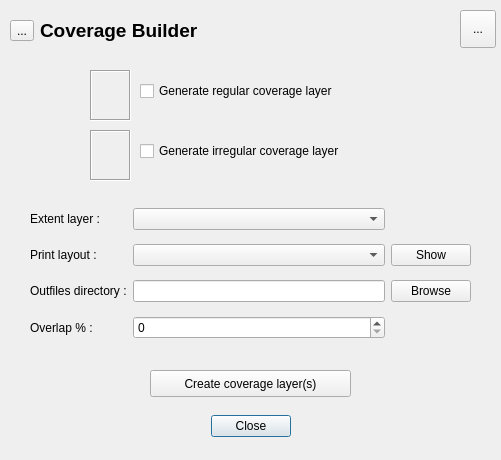
First picture: the form in ui_coveragebuilder.ui, repository AlisterH/coveragebuilder, before the edit.
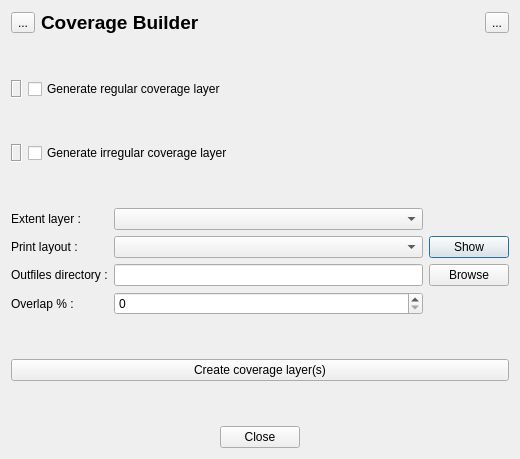
Second picture: the form after the edit. Icons and pictures are not drawn. Custom widgets are drawn as their Qt base class.

What changed in the file:
```diff
--- a/ui_coveragebuilder.ui
+++ b/ui_coveragebuilder.ui
@@ -9,8 +9,8 @@
    <rect>
     <x>0</x>
     <y>0</y>
-    <width>501</width>
-    <height>460</height>
+    <width>520</width>
+    <height>459</height>
    </rect>
   </property>
   <property name="focusPolicy">
@@ -19,215 +19,10 @@
   <property name="windowTitle">
    <string>Coverage Builder</string>
   </property>
-  <widget class="QDialogButtonBox" name="buttonBox">
-   <property name="geometry">
-    <rect>
-     <x>150</x>
-     <y>410</y>
-     <width>201</width>
-     <height>32</height>
-    </rect>
-   </property>
-   <property name="orientation">
-    <enum>Qt::Horizontal</enum>
-   </property>
-   <property name="standardButtons">
-    <set>QDialogButtonBox::Close</set>
-   </property>
-   <property name="centerButtons">
-    <bool>true</bool>
-   </property>
-  </widget>
-  <widget class="QLabel" name="lblGrille">
-   <property name="geometry">
-    <rect>
-     <x>90</x>
-     <y>70</y>
-     <width>41</width>
-     <height>51</height>
-    </rect>
-   </property>
-   <property name="frameShape">
-    <enum>QFrame::Box</enum>
-   </property>
-   <property name="frameShadow">
-    <enum>QFrame::Sunken</enum>
-   </property>
-   <property name="lineWidth">
-    <number>1</number>
-   </property>
-   <property name="midLineWidth">
-    <number>0</number>
-   </property>
-   <property name="text">
-    <string/>
-   </property>
-   <property name="pixmap">
-    <pixmap resource="resources.qrc">:/plugins/coveragebuilder/grille.png</pixmap>
-   </property>
-   <property name="scaledContents">
-    <bool>true</bool>
-   </property>
-  </widget>
-  <widget class="QWidget" name="gridLayoutWidget">
-   <property name="geometry">
-    <rect>
-     <x>30</x>
-     <y>200</y>
-     <width>441</width>
-     <height>150</height>
-    </rect>
-   </property>
-   <layout class="QGridLayout" name="gridLayout">
-    <item row="4" column="3">
-     <widget class="QPushButton" name="btnBrowse">
-      <property name="text">
-       <string>Browse</string>
-      </property>
-     </widget>
-    </item>
-    <item row="4" column="2">
-     <widget class="QLineEdit" name="lieOutDir">
-      <property name="text">
-       <string/>
-      </property>
-     </widget>
-    </item>
-    <item row="1" column="0">
-     <widget class="QLabel" name="lblComp">
-      <property name="text">
-       <string>Print layout :</string>
-      </property>
-     </widget>
-    </item>
-    <item row="1" column="2">
-     <widget class="QComboBox" name="cbbComp"/>
-    </item>
-    <item row="5" column="0">
-     <widget class="QLabel" name="lblOverlap">
-      <property name="text">
-       <string>Overlap % :</string>
-      </property>
-     </widget>
-    </item>
-    <item row="1" column="3">
-     <widget class="QPushButton" name="btnShow">
-      <property name="text">
-       <string>Show</string>
-      </property>
-     </widget>
-    </item>
+  <layout class="QGridLayout" name="gridLayout_2">
     <item row="0" column="0">
-     <widget class="QLabel" name="lblInLayer">
-      <property name="text">
-       <string>Extent layer :</string>
-      </property>
-     </widget>
-    </item>
-    <item row="4" column="0">
-     <widget class="QLabel" name="lblOutDir">
-      <property name="text">
-       <string>Outfiles directory :</string>
-      </property>
-     </widget>
-    </item>
-    <item row="5" column="2">
-     <widget class="QSpinBox" name="overlapInp">
-      <property name="maximum">
-       <number>50</number>
-      </property>
-      <property name="singleStep">
-       <number>5</number>
-      </property>
-      <property name="value">
-       <number>0</number>
-      </property>
-     </widget>
-    </item>
-    <item row="0" column="2">
-     <widget class="QgsMapLayerComboBox" name="cbbInLayer"/>
-    </item>
-   </layout>
-  </widget>
-  <widget class="QPushButton" name="btnCreerSyno">
-   <property name="geometry">
-    <rect>
-     <x>150</x>
-     <y>370</y>
-     <width>201</width>
-     <height>27</height>
-    </rect>
-   </property>
-   <property name="text">
-    <string>Create coverage layer(s)</string>
-   </property>
-  </widget>
-  <widget class="QCheckBox" name="chkGrille">
-   <property name="geometry">
-    <rect>
-     <x>140</x>
-     <y>80</y>
-     <width>351</width>
-     <height>22</height>
-    </rect>
-   </property>
-   <property name="text">
-    <string>Generate regular coverage layer</string>
-   </property>
-  </widget>
-  <widget class="QCheckBox" name="chkDyn">
-   <property name="geometry">
-    <rect>
-     <x>140</x>
-     <y>140</y>
-     <width>251</width>
-     <height>22</height>
-    </rect>
-   </property>
-   <property name="text">
-    <string>Generate irregular coverage layer</string>
-   </property>
-  </widget>
-  <widget class="QLabel" name="lblDyn">
-   <property name="geometry">
-    <rect>
-     <x>90</x>
-     <y>130</y>
-     <width>41</width>
-     <height>51</height>
-    </rect>
-   </property>
-   <property name="frameShape">
-    <enum>QFrame::Box</enum>
-   </property>
-   <property name="frameShadow">
-    <enum>QFrame::Sunken</enum>
-   </property>
-   <property name="lineWidth">
-    <number>1</number>
-   </property>
-   <property name="midLineWidth">
-    <number>0</number>
-   </property>
-   <property name="text">
-    <string/>
-   </property>
-   <property name="pixmap">
-    <pixmap resource="resources.qrc">:/plugins/coveragebuilder/grille_dyn.png</pixmap>
-   </property>
-   <property name="scaledContents">
-    <bool>true</bool>
-   </property>
-  </widget>
-  <widget class="QWidget" name="horizontalLayoutWidget">
-   <property name="geometry">
-    <rect>
-     <x>10</x>
-     <y>0</y>
-     <width>371</width>
-     <height>61</height>
-    </rect>
-   </property>
+    <layout class="QVBoxLayout" name="verticalLayout_3">
+     <item>
    <layout class="QHBoxLayout" name="horizontalLayout">
     <item>
      <widget class="QToolButton" name="aboutButton">
@@ -282,20 +77,11 @@
       </property>
      </widget>
     </item>
-   </layout>
-  </widget>
+       <item>
   <widget class="QToolButton" name="helpButton">
    <property name="enabled">
     <bool>true</bool>
    </property>
-   <property name="geometry">
-    <rect>
-     <x>460</x>
-     <y>10</y>
-     <width>36</width>
-     <height>38</height>
-    </rect>
-   </property>
    <property name="sizePolicy">
     <sizepolicy hsizetype="Fixed" vsizetype="Fixed">
      <horstretch>0</horstretch>
@@ -325,6 +111,253 @@
     </size>
    </property>
   </widget>
+       </item>
+      </layout>
+     </item>
+     <item>
+      <spacer name="verticalSpacer">
+       <property name="orientation">
+        <enum>Qt::Vertical</enum>
+       </property>
+       <property name="sizeHint" stdset="0">
+        <size>
+         <width>20</width>
+         <height>40</height>
+        </size>
+       </property>
+      </spacer>
+     </item>
+     <item>
+      <layout class="QHBoxLayout" name="horizontalLayout_6">
+       <item>
+        <widget class="QLabel" name="lblGrille">
+         <property name="sizePolicy">
+          <sizepolicy hsizetype="Fixed" vsizetype="Fixed">
+           <horstretch>0</horstretch>
+           <verstretch>0</verstretch>
+          </sizepolicy>
+         </property>
+         <property name="frameShape">
+          <enum>QFrame::Box</enum>
+         </property>
+         <property name="frameShadow">
+          <enum>QFrame::Sunken</enum>
+         </property>
+         <property name="lineWidth">
+          <number>1</number>
+         </property>
+         <property name="midLineWidth">
+          <number>0</number>
+         </property>
+         <property name="text">
+          <string/>
+         </property>
+         <property name="pixmap">
+          <pixmap resource="resources.qrc">:/plugins/coveragebuilder/grille.png</pixmap>
+         </property>
+         <property name="scaledContents">
+          <bool>true</bool>
+         </property>
+        </widget>
+       </item>
+       <item>
+        <widget class="QCheckBox" name="chkGrille">
+         <property name="text">
+          <string>Generate regular coverage layer</string>
+         </property>
+        </widget>
+       </item>
+      </layout>
+     </item>
+     <item>
+      <spacer name="verticalSpacer_2">
+       <property name="orientation">
+        <enum>Qt::Vertical</enum>
+       </property>
+       <property name="sizeHint" stdset="0">
+        <size>
+         <width>20</width>
+         <height>40</height>
+        </size>
+       </property>
+      </spacer>
+     </item>
+     <item>
+      <layout class="QHBoxLayout" name="horizontalLayout_5">
+       <item>
+        <widget class="QLabel" name="lblDyn_2">
+         <property name="sizePolicy">
+          <sizepolicy hsizetype="Fixed" vsizetype="Fixed">
+           <horstretch>0</horstretch>
+           <verstretch>0</verstretch>
+          </sizepolicy>
+         </property>
+         <property name="frameShape">
+          <enum>QFrame::Box</enum>
+         </property>
+         <property name="frameShadow">
+          <enum>QFrame::Sunken</enum>
+         </property>
+         <property name="lineWidth">
+          <number>1</number>
+         </property>
+         <property name="midLineWidth">
+          <number>0</number>
+         </property>
+         <property name="text">
+          <string/>
+         </property>
+         <property name="pixmap">
+          <pixmap resource="resources.qrc">:/plugins/coveragebuilder/grille_dyn.png</pixmap>
+         </property>
+         <property name="scaledContents">
+          <bool>true</bool>
+         </property>
+        </widget>
+       </item>
+       <item>
+        <widget class="QCheckBox" name="chkDyn_2">
+         <property name="text">
+          <string>Generate irregular coverage layer</string>
+         </property>
+        </widget>
+       </item>
+      </layout>
+     </item>
+     <item>
+      <spacer name="verticalSpacer_3">
+       <property name="orientation">
+        <enum>Qt::Vertical</enum>
+       </property>
+       <property name="sizeHint" stdset="0">
+        <size>
+         <width>20</width>
+         <height>40</height>
+        </size>
+       </property>
+      </spacer>
+     </item>
+     <item>
+      <layout class="QGridLayout" name="gridLayout">
+       <item row="5" column="2">
+        <widget class="QSpinBox" name="overlapInp">
+         <property name="maximum">
+          <number>50</number>
+         </property>
+         <property name="singleStep">
+          <number>5</number>
+         </property>
+         <property name="value">
+          <number>0</number>
+         </property>
+        </widget>
+       </item>
+       <item row="1" column="2">
+        <widget class="QComboBox" name="cbbComp"/>
+       </item>
+       <item row="4" column="2">
+        <widget class="QLineEdit" name="lieOutDir">
+         <property name="text">
+          <string/>
+         </property>
+        </widget>
+       </item>
+       <item row="4" column="0">
+        <widget class="QLabel" name="lblOutDir">
+         <property name="text">
+          <string>Outfiles directory :</string>
+         </property>
+        </widget>
+       </item>
+       <item row="5" column="0">
+        <widget class="QLabel" name="lblOverlap">
+         <property name="text">
+          <string>Overlap % :</string>
+         </property>
+        </widget>
+       </item>
+       <item row="0" column="2">
+        <widget class="QgsMapLayerComboBox" name="cbbInLayer"/>
+       </item>
+       <item row="0" column="0">
+        <widget class="QLabel" name="lblInLayer">
+         <property name="text">
+          <string>Extent layer :</string>
+         </property>
+        </widget>
+       </item>
+       <item row="1" column="0">
+        <widget class="QLabel" name="lblComp">
+         <property name="text">
+          <string>Print layout :</string>
+         </property>
+        </widget>
+       </item>
+       <item row="1" column="3">
+        <widget class="QPushButton" name="btnShow">
+         <property name="text">
+          <string>Show</string>
+         </property>
+        </widget>
+       </item>
+       <item row="4" column="3">
+        <widget class="QPushButton" name="btnBrowse">
+         <property name="text">
+          <string>Browse</string>
+         </property>
+        </widget>
+       </item>
+      </layout>
+     </item>
+     <item>
+      <spacer name="verticalSpacer_4">
+       <property name="orientation">
+        <enum>Qt::Vertical</enum>
+       </property>
+       <property name="sizeHint" stdset="0">
+        <size>
+         <width>20</width>
+         <height>40</height>
+        </size>
+       </property>
+      </spacer>
+     </item>
+     <item>
+      <widget class="QPushButton" name="btnCreerSyno">
+       <property name="text">
+        <string>Create coverage layer(s)</string>
+       </property>
+      </widget>
+     </item>
+     <item>
+      <spacer name="verticalSpacer_5">
+       <property name="orientation">
+        <enum>Qt::Vertical</enum>
+       </property>
+       <property name="sizeHint" stdset="0">
+        <size>
+         <width>20</width>
+         <height>40</height>
+        </size>
+       </property>
+      </spacer>
+     </item>
+     <item>
+      <widget class="QDialogButtonBox" name="buttonBox_2">
+       <property name="orientation">
+        <enum>Qt::Horizontal</enum>
+       </property>
+       <property name="standardButtons">
+        <set>QDialogButtonBox::Close</set>
+       </property>
+       <property name="centerButtons">
+        <bool>true</bool>
+       </property>
+      </widget>
+     </item>
+    </layout>
+   </item>
+  </layout>
  </widget>
  <customwidgets>
   <customwidget>
```
Left out of the diff: 44 changed lines with no effect on the pictures. Lines whose indentation alone changed are shown as unchanged.
